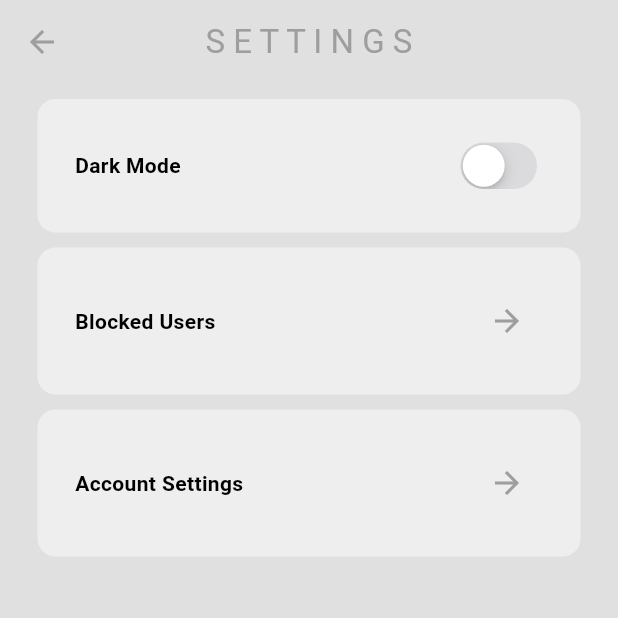
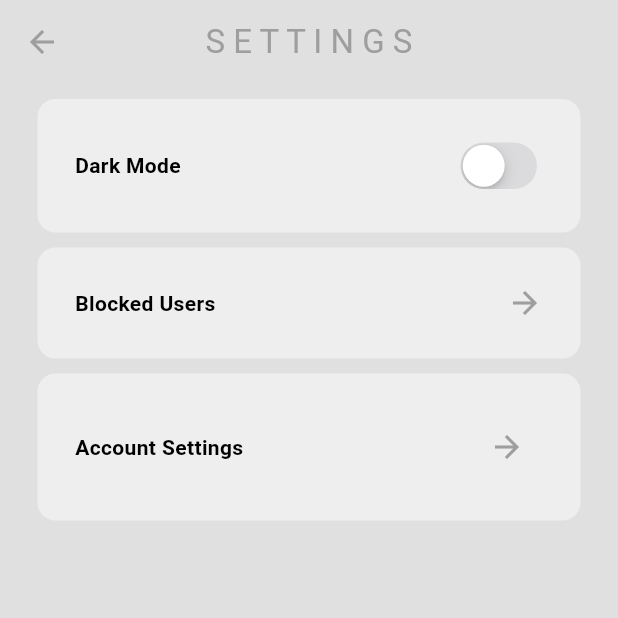
Before and after one commit to Schlegelk/mobile_programming, a Flutter app: the SettingsPage screen opened directly, on a phone screen of 412 x 824 dp, the top half of it. Run offline on Flutter 3.47's test engine with Material 3 defaults, Android fonts, the phone set to English and light mode, and no system bars; our stand-ins replace cloud_firestore, firebase_auth, firebase_core, google_fonts; accounts and stored records are empty.

Commit message:
Revert "."
This reverts commit 349fa41743cbcfca9d8f46ddf8790d0782ad8ebb.

```diff
--- a/lib/components/my_comment_tile.dart
+++ b/lib/components/my_comment_tile.dart
@@ -70,7 +70,6 @@ class MyCommentTile extends StatelessWidget {
                     Navigator.pop(context);
 
                     // handle block action
-
                   },
                 )
               ],
--- a/lib/components/my_post_tile.dart
+++ b/lib/components/my_post_tile.dart
@@ -197,7 +197,7 @@ LIKES BUTTON
                         widget.post.id, widget.post.uid);
                     Navigator.pop(context);
                     ScaffoldMessenger.of(context).showSnackBar(
-                        const SnackBar(content: Text("Post Reported!")));
+                        const SnackBar(content: Text("User Blocked")));
                   },
                   child: const Text("Report"),
                 ),
@@ -223,7 +223,7 @@ LIKES BUTTON
                       await databaseProvider.blockUser(widget.post.uid);
                       Navigator.pop(context);
                       ScaffoldMessenger.of(context).showSnackBar(
-                          const SnackBar(content: Text("User Blocked!")));
+                          const SnackBar(content: Text("User Blocked")));
                     },
                     child: const Text("Block"),
                   )
--- a/lib/pages/blocked_users_pages.dart
+++ b/lib/pages/blocked_users_pages.dart
@@ -74,7 +74,7 @@ class _BlockedUsersPageState extends State<BlockedUsersPage> {
         // body
         body: blockedUsers.isEmpty
             ? const Center(
-                child: Text("No blocked users..."),
+                child: Text("No blocked users"),
               )
             : ListView.builder(
                 itemCount: blockedUsers.length,
--- a/lib/pages/settings_page.dart
+++ b/lib/pages/settings_page.dart
@@ -48,9 +48,9 @@ class SettingsPage extends StatelessWidget {
           // Block users tile
           MySettingsTile(
               title: "Blocked Users",
-              action: IconButton(
-                  onPressed: () => goBlockedUsersPage(context),
-                  icon: Icon(Icons.arrow_forward,
+              action: GestureDetector(
+                  onTap: () => goBlockedUsersPage(context),
+                  child: Icon(Icons.arrow_forward,
                       color: Theme.of(context).colorScheme.primary))),
 
           // Account settings tile
--- a/lib/services/database/database_service.dart
+++ b/lib/services/database/database_service.dart
@@ -125,7 +125,7 @@ class DatabaseService {
       if (likedBy.contains(uid)) {
         batch.update(post.reference, {
           'likedBy': FieldValue.arrayRemove([uid]),
-          'likeCount': FieldValue.increment(-1),
+          'liked': FieldValue.increment(-1),
         });
       }
     }
@@ -353,7 +353,7 @@ class DatabaseService {
         .set({});
   }
 
-  // unblock user
+  // unblockk user
   Future<void> unblockUserInFirebase(String userId) async {
     final currentUserId = _auth.currentUser!.uid;
 
```
Also changed, not shown: lib/pages/profile_page.dart (line endings or trailing spaces).
